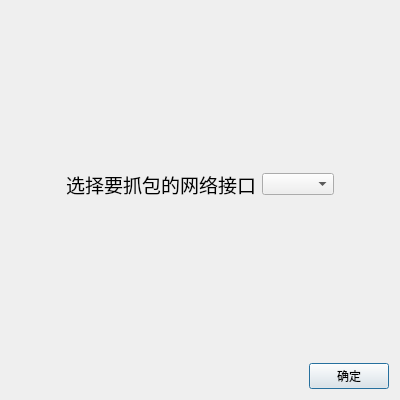
Old version of the form Sniffer/initwindow.ui in the repository Paraworker/Sniffer.
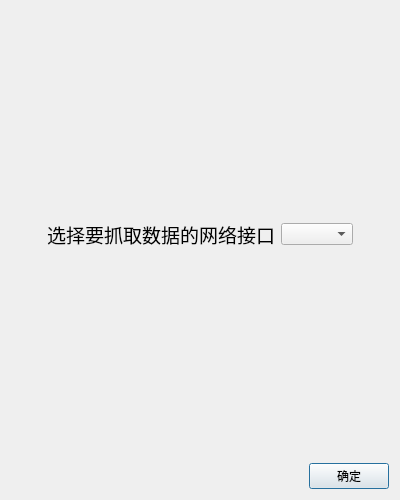
New version of the form.

Diff of the .ui file:
```diff
--- a/Sniffer/initwindow.ui
+++ b/Sniffer/initwindow.ui
@@ -7,13 +7,13 @@
     <x>0</x>
     <y>0</y>
     <width>400</width>
-    <height>400</height>
+    <height>500</height>
    </rect>
   </property>
   <property name="minimumSize">
    <size>
     <width>400</width>
-    <height>400</height>
+    <height>500</height>
    </size>
   </property>
   <property name="windowTitle">
@@ -58,7 +58,7 @@
           </font>
          </property>
          <property name="text">
-          <string>选择要抓包的网络接口</string>
+          <string>选择要抓取数据的网络接口</string>
          </property>
         </widget>
        </item>
```
Left out of the diff: 2 changed lines with no effect on the pictures.
